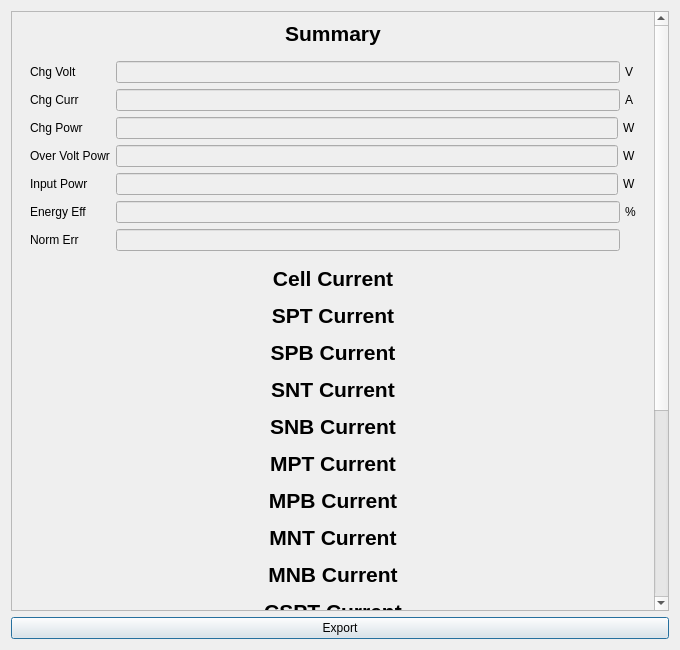
First picture: the form in app/src/view/shuntcur/shuntcurresultview.ui, repository daitenshionyan/vrfbcalc-cpp, before the edit.
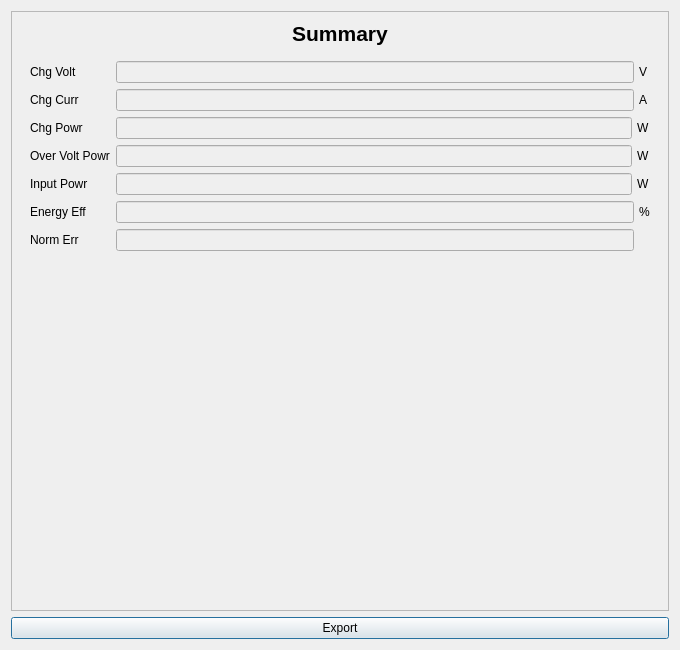
Second picture: the form after the edit. Custom widgets are drawn as their Qt base class.

Patch:
```diff
--- a/app/src/view/shuntcur/shuntcurresultview.ui
+++ b/app/src/view/shuntcur/shuntcurresultview.ui
@@ -24,8 +24,8 @@
        <rect>
         <x>0</x>
         <y>0</y>
-        <width>643</width>
-        <height>1110</height>
+        <width>660</width>
+        <height>600</height>
        </rect>
       </property>
       <layout class="QVBoxLayout" name="verticalLayout_2">
@@ -423,431 +423,6 @@
          </layout>
         </widget>
        </item>
-       <item>
-        <widget class="QLabel" name="currentTitleLabel">
-         <property name="sizePolicy">
-          <sizepolicy hsizetype="Preferred" vsizetype="Fixed">
-           <horstretch>0</horstretch>
-           <verstretch>0</verstretch>
-          </sizepolicy>
-         </property>
-         <property name="font">
-          <font>
-           <pointsize>16</pointsize>
-           <bold>true</bold>
-          </font>
-         </property>
-         <property name="text">
-          <string>Cell Current</string>
-         </property>
-         <property name="alignment">
-          <set>Qt::AlignCenter</set>
-         </property>
-        </widget>
-       </item>
-       <item>
-        <widget class="GraphPlotForm" name="currentPlot" native="true"/>
-       </item>
-       <item>
-        <widget class="QLabel" name="sptCurrTitleLabel">
-         <property name="sizePolicy">
-          <sizepolicy hsizetype="Preferred" vsizetype="Fixed">
-           <horstretch>0</horstretch>
-           <verstretch>0</verstretch>
-          </sizepolicy>
-         </property>
-         <property name="font">
-          <font>
-           <pointsize>16</pointsize>
-           <bold>true</bold>
-          </font>
-         </property>
-         <property name="text">
-          <string>SPT Current</string>
-         </property>
-         <property name="alignment">
-          <set>Qt::AlignCenter</set>
-         </property>
-        </widget>
-       </item>
-       <item>
-        <widget class="GraphPlotForm" name="sptCurrPlot" native="true"/>
-       </item>
-       <item>
-        <widget class="QLabel" name="spbCurrTitleLabel">
-         <property name="sizePolicy">
-          <sizepolicy hsizetype="Preferred" vsizetype="Fixed">
-           <horstretch>0</horstretch>
-           <verstretch>0</verstretch>
-          </sizepolicy>
-         </property>
-         <property name="font">
-          <font>
-           <pointsize>16</pointsize>
-           <bold>true</bold>
-          </font>
-         </property>
-         <property name="text">
-          <string>SPB Current</string>
-         </property>
-         <property name="alignment">
-          <set>Qt::AlignCenter</set>
-         </property>
-        </widget>
-       </item>
-       <item>
-        <widget class="GraphPlotForm" name="spbCurrPlot" native="true"/>
-       </item>
-       <item>
-        <widget class="QLabel" name="sntCurrTitleLabel">
-         <property name="sizePolicy">
-          <sizepolicy hsizetype="Preferred" vsizetype="Fixed">
-           <horstretch>0</horstretch>
-           <verstretch>0</verstretch>
-          </sizepolicy>
-         </property>
-         <property name="font">
-          <font>
-           <pointsize>16</pointsize>
-           <bold>true</bold>
-          </font>
-         </property>
-         <property name="text">
-          <string>SNT Current</string>
-         </property>
-         <property name="alignment">
-          <set>Qt::AlignCenter</set>
-         </property>
-        </widget>
-       </item>
-       <item>
-        <widget class="GraphPlotForm" name="sntCurrPlot" native="true"/>
-       </item>
-       <item>
-        <widget class="QLabel" name="snbCurrTitleLabel">
-         <property name="sizePolicy">
-          <sizepolicy hsizetype="Preferred" vsizetype="Fixed">
-           <horstretch>0</horstretch>
-           <verstretch>0</verstretch>
-          </sizepolicy>
-         </property>
-         <property name="font">
-          <font>
-           <pointsize>16</pointsize>
-           <bold>true</bold>
-          </font>
-         </property>
-         <property name="text">
-          <string>SNB Current</string>
-         </property>
-         <property name="alignment">
-          <set>Qt::AlignCenter</set>
-         </property>
-        </widget>
-       </item>
-       <item>
-        <widget class="GraphPlotForm" name="snbCurrPlot" native="true"/>
-       </item>
-       <item>
-        <widget class="QLabel" name="mptCurrTitleLabel">
-         <property name="sizePolicy">
-          <sizepolicy hsizetype="Preferred" vsizetype="Fixed">
-           <horstretch>0</horstretch>
-           <verstretch>0</verstretch>
-          </sizepolicy>
-         </property>
-         <property name="font">
-          <font>
-           <pointsize>16</pointsize>
-           <bold>true</bold>
-          </font>
-         </property>
-         <property name="text">
-          <string>MPT Current</string>
-         </property>
-         <property name="alignment">
-          <set>Qt::AlignCenter</set>
-         </property>
-        </widget>
-       </item>
-       <item>
-        <widget class="GraphPlotForm" name="mptCurrPlot" native="true"/>
-       </item>
-       <item>
-        <widget class="QLabel" name="mpbCurrTitleLabel">
-         <property name="sizePolicy">
-          <sizepolicy hsizetype="Preferred" vsizetype="Fixed">
-           <horstretch>0</horstretch>
-           <verstretch>0</verstretch>
-          </sizepolicy>
-         </property>
-         <property name="font">
-          <font>
-           <pointsize>16</pointsize>
-           <bold>true</bold>
-          </font>
-         </property>
-         <property name="text">
-          <string>MPB Current</string>
-         </property>
-         <property name="alignment">
-          <set>Qt::AlignCenter</set>
-         </property>
-        </widget>
-       </item>
-       <item>
-        <widget class="GraphPlotForm" name="mpbCurrPlot" native="true"/>
-       </item>
-       <item>
-        <widget class="QLabel" name="mntCurrTitleLabel">
-         <property name="sizePolicy">
-          <sizepolicy hsizetype="Preferred" vsizetype="Fixed">
-           <horstretch>0</horstretch>
-           <verstretch>0</verstretch>
-          </sizepolicy>
-         </property>
-         <property name="font">
-          <font>
-           <pointsize>16</pointsize>
-           <bold>true</bold>
-          </font>
-         </property>
-         <property name="text">
-          <string>MNT Current</string>
-         </property>
-         <property name="alignment">
-          <set>Qt::AlignCenter</set>
-         </property>
-        </widget>
-       </item>
-       <item>
-        <widget class="GraphPlotForm" name="mntCurrPlot" native="true"/>
-       </item>
-       <item>
-        <widget class="QLabel" name="mnbCurrTitleLabel">
-         <property name="sizePolicy">
-          <sizepolicy hsizetype="Preferred" vsizetype="Fixed">
-           <horstretch>0</horstretch>
-           <verstretch>0</verstretch>
-          </sizepolicy>
-         </property>
-         <property name="font">
-          <font>
-           <pointsize>16</pointsize>
-           <bold>true</bold>
-          </font>
-         </property>
-         <property name="text">
-          <string>MNB Current</string>
-         </property>
-         <property name="alignment">
-          <set>Qt::AlignCenter</set>
-         </property>
-        </widget>
-       </item>
-       <item>
-        <widget class="GraphPlotForm" name="mnbCurrPlot" native="true"/>
-       </item>
-       <item>
-        <widget class="QLabel" name="csptCurrTitleLabel">
-         <property name="sizePolicy">
-          <sizepolicy hsizetype="Preferred" vsizetype="Fixed">
-           <horstretch>0</horstretch>
-           <verstretch>0</verstretch>
-          </sizepolicy>
-         </property>
-         <property name="font">
-          <font>
-           <pointsize>16</pointsize>
-           <bold>true</bold>
-          </font>
-         </property>
-         <property name="text">
-          <string>CSPT Current</string>
-         </property>
-         <property name="alignment">
-          <set>Qt::AlignCenter</set>
-         </property>
-        </widget>
-       </item>
-       <item>
-        <widget class="GraphPlotForm" name="csptCurrPlot" native="true"/>
-       </item>
-       <item>
-        <widget class="QLabel" name="cspbCurrTitleLabel">
-         <property name="sizePolicy">
-          <sizepolicy hsizetype="Preferred" vsizetype="Fixed">
-           <horstretch>0</horstretch>
-           <verstretch>0</verstretch>
-          </sizepolicy>
-         </property>
-         <property name="font">
-          <font>
-           <pointsize>16</pointsize>
-           <bold>true</bold>
-          </font>
-         </property>
-         <property name="text">
-          <string>CSPB Current</string>
-         </property>
-         <property name="alignment">
-          <set>Qt::AlignCenter</set>
-         </property>
-        </widget>
-       </item>
-       <item>
-        <widget class="GraphPlotForm" name="cspbCurrPlot" native="true"/>
-       </item>
-       <item>
-        <widget class="QLabel" name="csntCurrTitleLabel">
-         <property name="sizePolicy">
-          <sizepolicy hsizetype="Preferred" vsizetype="Fixed">
-           <horstretch>0</horstretch>
-           <verstretch>0</verstretch>
-          </sizepolicy>
-         </property>
-         <property name="font">
-          <font>
-           <pointsize>16</pointsize>
-           <bold>true</bold>
-          </font>
-         </property>
-         <property name="text">
-          <string>CSNT Current</string>
-         </property>
-         <property name="alignment">
-          <set>Qt::AlignCenter</set>
-         </property>
-        </widget>
-       </item>
-       <item>
-        <widget class="GraphPlotForm" name="csntCurrPlot" native="true"/>
-       </item>
-       <item>
-        <widget class="QLabel" name="csnbCurrTitleLabel">
-         <property name="sizePolicy">
-          <sizepolicy hsizetype="Preferred" vsizetype="Fixed">
-           <horstretch>0</horstretch>
-           <verstretch>0</verstretch>
-          </sizepolicy>
-         </property>
-         <property name="font">
-          <font>
-           <pointsize>16</pointsize>
-           <bold>true</bold>
-          </font>
-         </property>
-         <property name="text">
-          <string>CSNB Current</string>
-         </property>
-         <property name="alignment">
-          <set>Qt::AlignCenter</set>
-         </property>
-        </widget>
-       </item>
-       <item>
-        <widget class="GraphPlotForm" name="csnbCurrPlot" native="true"/>
-       </item>
-       <item>
-        <widget class="QLabel" name="cmptCurrTitleLabel">
-         <property name="sizePolicy">
-          <sizepolicy hsizetype="Preferred" vsizetype="Fixed">
-           <horstretch>0</horstretch>
-           <verstretch>0</verstretch>
-          </sizepolicy>
-         </property>
-         <property name="font">
-          <font>
-           <pointsize>16</pointsize>
-           <bold>true</bold>
-          </font>
-         </property>
-         <property name="text">
-          <string>CMPT Current</string>
-         </property>
-         <property name="alignment">
-          <set>Qt::AlignCenter</set>
-         </property>
-        </widget>
-       </item>
-       <item>
-        <widget class="GraphPlotForm" name="cmptCurrPlot" native="true"/>
-       </item>
-       <item>
-        <widget class="QLabel" name="cmpbCurrTitleLabel">
-         <property name="sizePolicy">
-          <sizepolicy hsizetype="Preferred" vsizetype="Fixed">
-           <horstretch>0</horstretch>
-           <verstretch>0</verstretch>
-          </sizepolicy>
-         </property>
-         <property name="font">
-          <font>
-           <pointsize>16</pointsize>
-           <bold>true</bold>
-          </font>
-         </property>
-         <property name="text">
-          <string>CMPB Current</string>
-         </property>
-         <property name="alignment">
-          <set>Qt::AlignCenter</set>
-         </property>
-        </widget>
-       </item>
-       <item>
-        <widget class="GraphPlotForm" name="cmpbCurrPlot" native="true"/>
-       </item>
-       <item>
-        <widget class="QLabel" name="cmntCurrTitleLabel">
-         <property name="sizePolicy">
-          <sizepolicy hsizetype="Preferred" vsizetype="Fixed">
-           <horstretch>0</horstretch>
-           <verstretch>0</verstretch>
-          </sizepolicy>
-         </property>
-         <property name="font">
-          <font>
-           <pointsize>16</pointsize>
-           <bold>true</bold>
-          </font>
-         </property>
-         <property name="text">
-          <string>CMNT Current</string>
-         </property>
-         <property name="alignment">
-          <set>Qt::AlignCenter</set>
-         </property>
-        </widget>
-       </item>
-       <item>
-        <widget class="GraphPlotForm" name="cmntCurrPlot" native="true"/>
-       </item>
-       <item>
-        <widget class="QLabel" name="cmnbCurrTitleLabel">
-         <property name="sizePolicy">
-          <sizepolicy hsizetype="Preferred" vsizetype="Fixed">
-           <horstretch>0</horstretch>
-           <verstretch>0</verstretch>
-          </sizepolicy>
-         </property>
-         <property name="font">
-          <font>
-           <pointsize>16</pointsize>
-           <bold>true</bold>
-          </font>
-         </property>
-         <property name="text">
-          <string>CMNB Current</string>
-         </property>
-         <property name="alignment">
-          <set>Qt::AlignCenter</set>
-         </property>
-        </widget>
-       </item>
-       <item>
-        <widget class="GraphPlotForm" name="cmnbCurrPlot" native="true"/>
-       </item>
       </layout>
      </widget>
     </widget>
@@ -861,14 +436,6 @@
    </item>
   </layout>
  </widget>
- <customwidgets>
-  <customwidget>
-   <class>GraphPlotForm</class>
-   <extends>QWidget</extends>
-   <header location="global">view/graphplotform.h</header>
-   <container>1</container>
-  </customwidget>
- </customwidgets>
  <resources/>
  <connections/>
 </ui>
```
Left out of the diff: 2 changed lines with no effect on the pictures.
